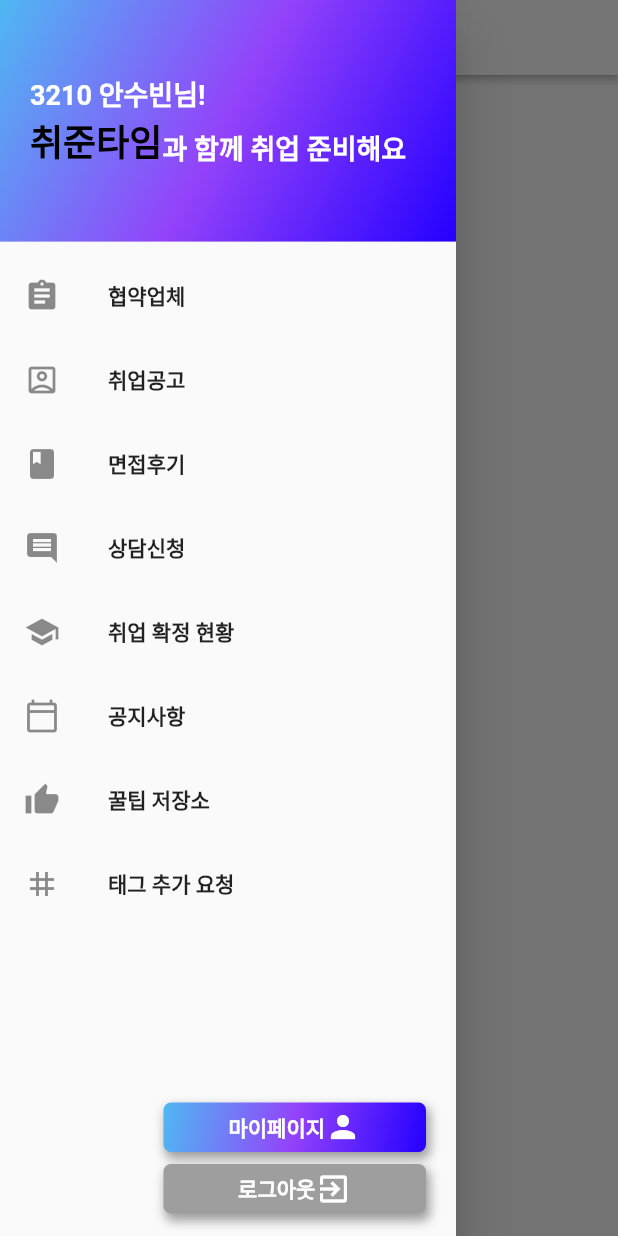
After one commit to chwijunTime/ChwijunTimeAPP, a Flutter app: the IntroductionPage screen opened by its route, with the side drawer open, on a phone screen of 412 x 824 dp. The commit adds this screen. Run offline on Flutter 3.47's test engine with Material 2 defaults, Android fonts, the phone set to English and light mode, and no system bars; our stand-ins replace auto_size_text, carousel_slider, dio, geocoding, google_maps_flutter, retrofit and 3 more; missing offline and left inert: sweet_alert_dialogs; accounts and stored records are empty; generated files the repository leaves out were written again.

Commit message:
[CREATE] portfolio, introduction

```diff
--- a/flutter_app/app_user/lib/main.dart
+++ b/flutter_app/app_user/lib/main.dart
@@ -7,7 +7,9 @@
 import 'package:app_user/screens/list_page/counseling_apply.dart';
 import 'package:app_user/screens/list_page/counseling_manage.dart';
 import 'package:app_user/screens/list_page/interview_review.dart';
+import 'package:app_user/screens/list_page/introduction.dart';
 import 'package:app_user/screens/list_page/notification.dart';
+import 'package:app_user/screens/list_page/portfolio.dart';
 import 'package:app_user/screens/list_page/tag_list.dart';
 import 'package:app_user/screens/list_page/tip_storage.dart';
 import 'package:app_user/screens/login_page.dart';
@@ -47,6 +49,8 @@
         "/my_page": (context) => MyPage(),
         "/counseling_manage": (context) => CounselingManage(),
         "/tag_list" : (context) => TagList(),
+        "/portfolio": (context) => PortfolioPage(),
+        "introduction": (context) => IntroductionPage(),
       },
       debugShowCheckedModeBanner: false,
     );
--- /dev/null
+++ b/flutter_app/app_user/lib/screens/list_page/introduction.dart
@@ -0,0 +1,19 @@
+import 'package:app_user/widgets/app_bar.dart';
+import 'package:app_user/widgets/drawer.dart';
+import 'package:flutter/material.dart';
+
+class IntroductionPage extends StatefulWidget {
+  @override
+  _IntroductionPageState createState() => _IntroductionPageState();
+}
+
+class _IntroductionPageState extends State<IntroductionPage> {
+  @override
+  Widget build(BuildContext context) {
+    return Scaffold(
+      appBar: buildAppBar("취준타임", context),
+      drawer: buildDrawer(context),
+      body: Container(),
+    );
+  }
+}
--- a/flutter_app/app_user/lib/widgets/drawer.dart
+++ b/flutter_app/app_user/lib/widgets/drawer.dart
@@ -10,8 +10,8 @@
   role = User.role;
   print("User.role: ${role}");
   return Drawer(
-    child: ListView(
-      padding: EdgeInsets.zero,
+    child: Column(
+      mainAxisSize: MainAxisSize.max,
       children: [
         DrawerHeader(
           decoration: BoxDecoration(
@@ -197,10 +197,60 @@
                     (route) => false);
           },
         ),
-        Padding(
-          padding: EdgeInsets.only(top: 80, left: 20),
+        role != "user"
+            ? ListTile(
+                title: Text(
+                  "포트폴리오 첨삭",
+                  style: TextStyle(fontWeight: FontWeight.w600),
+                ),
+                leading: Icon(Icons.event_note_outlined),
+                onTap: () {
+                  print("포트폴리오 첨삭 하자");
+                  role == "user"
+                      ? showDialog(
+                          context: context,
+                          builder: (BuildContext context) => TagAddReqDialog())
+                      : Navigator.pushAndRemoveUntil(
+                          context,
+                          MaterialPageRoute(
+                              builder: (context) => LoadingPage(
+                                    page: "/portfolio",
+                                  )),
+                          (route) => false);
+                },
+              )
+            : SizedBox(),
+        role != "user"
+            ? ListTile(
+                title: Text(
+                  "자기소개서 첨삭",
+                  style: TextStyle(fontWeight: FontWeight.w600),
+                ),
+                leading: Icon(Icons.sticky_note_2_outlined),
+                onTap: () {
+                  print("자기소개서 첨삭 하자");
+                  role == "user"
+                      ? showDialog(
+                          context: context,
+                          builder: (BuildContext context) => TagAddReqDialog())
+                      : Navigator.pushAndRemoveUntil(
+                          context,
+                          MaterialPageRoute(
+                              builder: (context) => LoadingPage(
+                                    page: "/introduction",
+                                  )),
+                          (route) => false);
+                },
+              )
+            : SizedBox(),
+        Expanded(
+          child: Align(
+            alignment: Alignment.bottomRight,
+            child: Padding(
+              padding: EdgeInsets.only(right: 20, bottom: 15),
               child: Column(
                 crossAxisAlignment: CrossAxisAlignment.start,
+                mainAxisSize: MainAxisSize.min,
                 children: [
                   makeGradientBtn(
                       msg: "마이페이지",
@@ -226,6 +276,8 @@
                 ],
               ),
             ),
+          ),
+        ),
       ],
     ),
   );
```
Also changed, not shown: flutter_app/app_user/lib/model/portfolio_vo.dart (added, +14 -0 lines), flutter_app/app_user/lib/screens/list_page/portfolio.dart (added, +142 -0 lines). Lines whose indentation alone changed are shown as unchanged.
